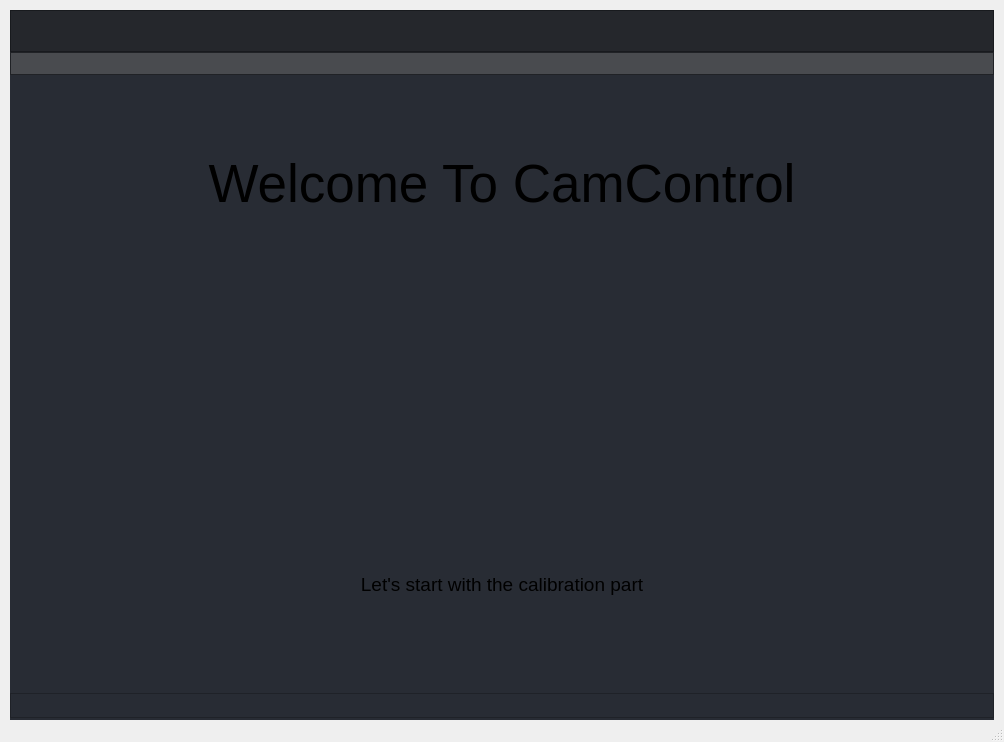
Before: the Qt Designer form ui/setup.ui in Radu101199/CamControl-Controlul-Gestual-al-Dispozitivelor, drawn with Qt 5.
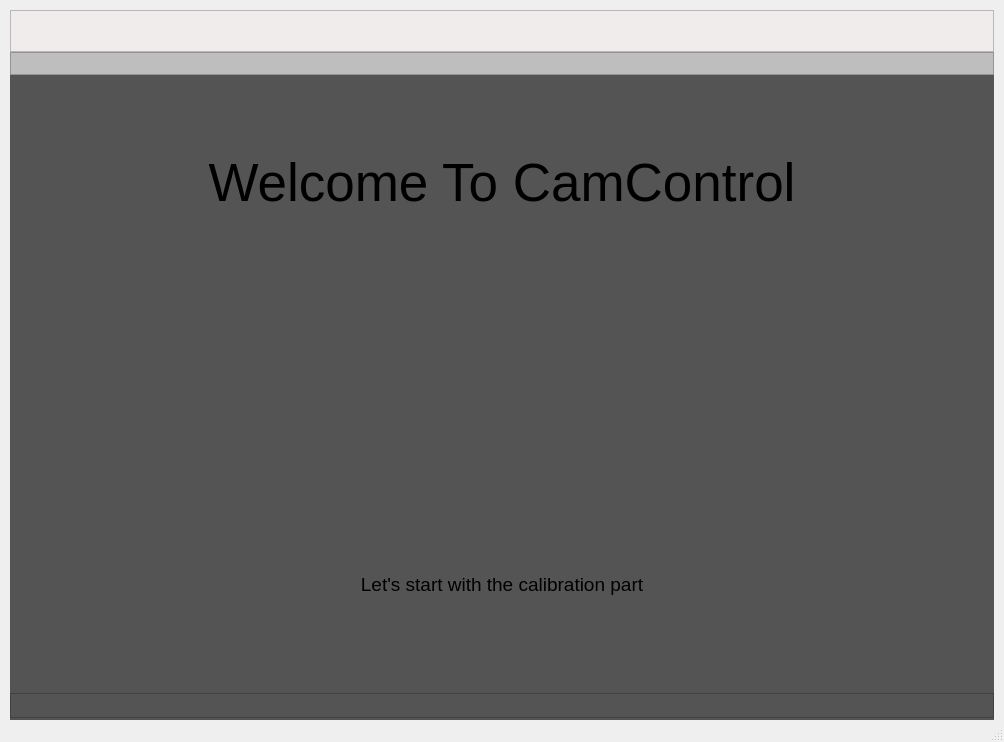
After: the same form once the commit is applied. Icons and pictures are not drawn.

Commit message: implementare optiune de a selecta camera, schimbare culoare setup pentru un contrast mai bun commit

```diff
--- a/ui/setup.ui
+++ b/ui/setup.ui
@@ -339,7 +339,7 @@
                 </size>
                </property>
                <property name="styleSheet">
-                <string notr="true">background-color: rgba(27, 29, 35, 200)</string>
+                <string notr="true">background-color: rgb(240, 236, 236)</string>
                </property>
                <property name="frameShape">
                 <enum>QFrame::NoFrame</enum>
@@ -385,7 +385,7 @@
                 </size>
                </property>
                <property name="styleSheet">
-                <string notr="true">background-color: rgba(27, 29, 35, 200)</string>
+                <string notr="true">background-color: rgb(190, 190, 190)</string>
                </property>
                <property name="frameShape">
                 <enum>QFrame::StyledPanel</enum>
@@ -410,7 +410,7 @@
           </sizepolicy>
          </property>
          <property name="styleSheet">
-          <string notr="true">background-color: rgb(40, 44, 52);</string>
+          <string notr="true">background-color: rgb(84, 84, 84);</string>
          </property>
          <property name="frameShape">
           <enum>QFrame::NoFrame</enum>
@@ -526,8 +526,11 @@
                         <pointsize>40</pointsize>
                        </font>
                       </property>
+                      <property name="styleSheet">
+                       <string notr="true">label{ color: blackrgb(0, 0, 0)}</string>
+                      </property>
                       <property name="text">
-                       <string>Welcome To CamControl</string>
+                       <string>&lt;html&gt;&lt;head/&gt;&lt;body&gt;&lt;p&gt;&lt;span style=&quot; color:#000000;&quot;&gt;Welcome To CamControl&lt;/span&gt;&lt;/p&gt;&lt;/body&gt;&lt;/html&gt;</string>
                       </property>
                       <property name="alignment">
                        <set>Qt::AlignCenter</set>
@@ -560,7 +563,7 @@
                        <enum>QFrame::NoFrame</enum>
                       </property>
                       <property name="text">
-                       <string>Let's start with the calibration part</string>
+                       <string>&lt;html&gt;&lt;head/&gt;&lt;body&gt;&lt;p&gt;&lt;span style=&quot; color:#000000;&quot;&gt;Let's start with the calibration part&lt;/span&gt;&lt;/p&gt;&lt;/body&gt;&lt;/html&gt;</string>
                       </property>
                       <property name="alignment">
                        <set>Qt::AlignCenter</set>
```
The commit also changes 5 other files.
